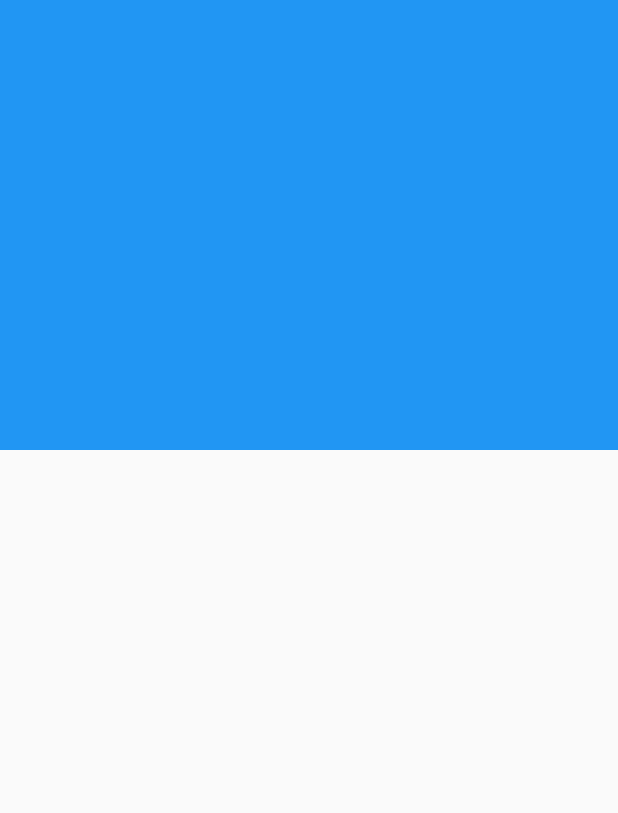
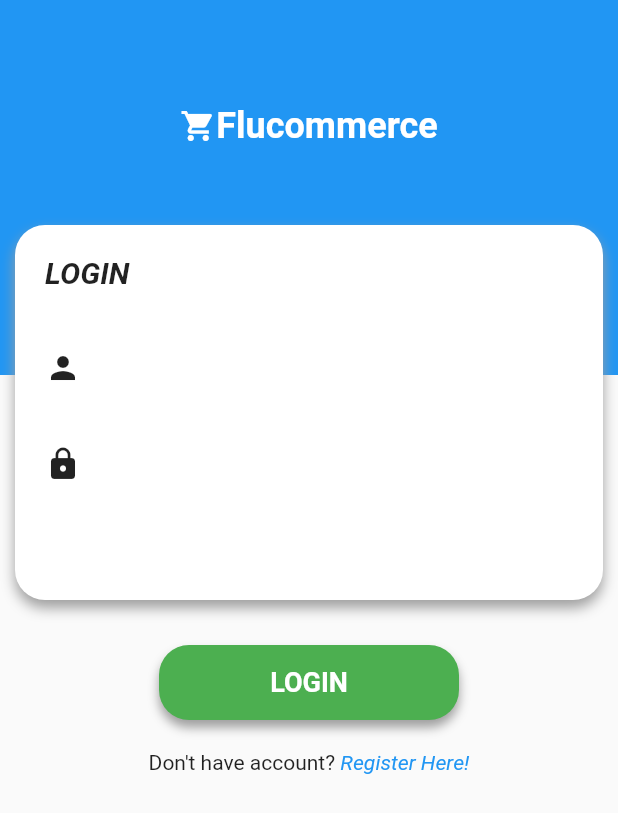
Before and after one commit to AldoReghan/Flucommerce, a Flutter app: the screen it shows after launch, item 4 of the bottom bar chosen, on a phone screen of 412 x 824 dp. Shown: the top 813 px of the screen. Run offline on Flutter 3.47's test engine with Material 2 defaults, Android fonts, the phone set to English and light mode, and no system bars; our stand-ins replace flutter_swiper; network calls fail.

Commit message:
flucommerce

```diff
--- a/lib/login.dart
+++ b/lib/login.dart
@@ -20,19 +20,126 @@ class _LoginState extends State<Login> {
   Widget build(BuildContext context) {
     return Scaffold(
       body: SingleChildScrollView(
-        child: Stack(
+        child: Column(
+          children: <Widget>[
+            Stack(
               alignment: Alignment.center,
               overflow: Overflow.visible,
               children: <Widget>[
                 Container(
                   width: MediaQuery.of(context).size.width,
-              height: 300,
+                  height: 250,
                   decoration: BoxDecoration(
                     color: Colors.blue,
+                  ),
+                ),
+                Positioned(
+                  top: 70,
+                  left: 20,
+                  right: 20,
+                  child: Row(
+                    mainAxisAlignment: MainAxisAlignment.center,
+                    children: <Widget>[
+                      Icon(Icons.shopping_cart, color: Colors.white,),
+                      Text("Flucommerce", style: TextStyle(
+                        fontSize: 24,
+                        color: Colors.white,
+                        fontWeight: FontWeight.bold
+                      ),)
+                    ],
+                  )
+                ),
+                Positioned(
+                  bottom: -150,
+                  left: 10,
+                  right: 10,
+                  child: Container(
+                    height: 250,
+                    width: MediaQuery.of(context).size.width,
+                    decoration: BoxDecoration(
+                      borderRadius: BorderRadius.circular(20),
+                      color: Colors.white,
+                      boxShadow: [
+                        BoxShadow(
+                          blurRadius: 7,
+                          color: Colors.grey,
+                          offset: Offset(0, 5)
+                        )
+                      ]
+                    ),
+                    child: Column(
+                      crossAxisAlignment: CrossAxisAlignment.start,
+                      children: <Widget>[
+                        Padding(
+                          padding: const EdgeInsets.all(20.0),
+                          child: Text("LOGIN", style: TextStyle(
+                            fontWeight: FontWeight.bold,
+                            fontSize: 20,
+                            fontStyle: FontStyle.italic
+                          ),),
+                        ),
+                        Padding(padding: EdgeInsets.all(20),
+                          child: Row(
+                            children: <Widget>[
+                              Icon(Icons.person)
+                            ],
+                          ),
+                        ),
+                        Padding(padding: EdgeInsets.all(20),
+                          child: Row(
+                            children: <Widget>[
+                              Icon(Icons.lock)
+                            ],
                           ),
                         )
                       ],
                     ),
+                  ))
+              ],
+            ),
+            SizedBox(height: 170,),
+            Padding(
+              padding: EdgeInsets.all(10),
+              child: Column(
+                children: <Widget>[
+                  Container(
+                    height: 50,
+                    width: 200,
+                    decoration: BoxDecoration(
+                      color: Colors.green,
+                      borderRadius: BorderRadius.circular(20),
+                      boxShadow: [
+                        BoxShadow(
+                          blurRadius: 5,
+                          color: Colors.grey,
+                          offset: Offset(0, 5)
+                        )
+                      ]
+                    ),
+                    child: Center(
+                      child: Text("LOGIN", style: TextStyle(
+                        fontWeight: FontWeight.bold,
+                        fontSize: 18,
+                        color: Colors.white
+                      ),),
+                    ),
+                  ),
+                  SizedBox(height: 20,),
+                  Row(
+                    mainAxisAlignment: MainAxisAlignment.center,
+                    children: <Widget>[
+                      Text("Don't have account? "),
+                      Text("Register Here!", style: TextStyle(
+                        color: Colors.blue,
+                        fontStyle: FontStyle.italic,
+                      ),)
+                    ],
+                  )
+                ],
+              ),
+            )
+          ],
+        )
       ),
     );
   }
```
Lines whose indentation alone changed are shown as unchanged.
